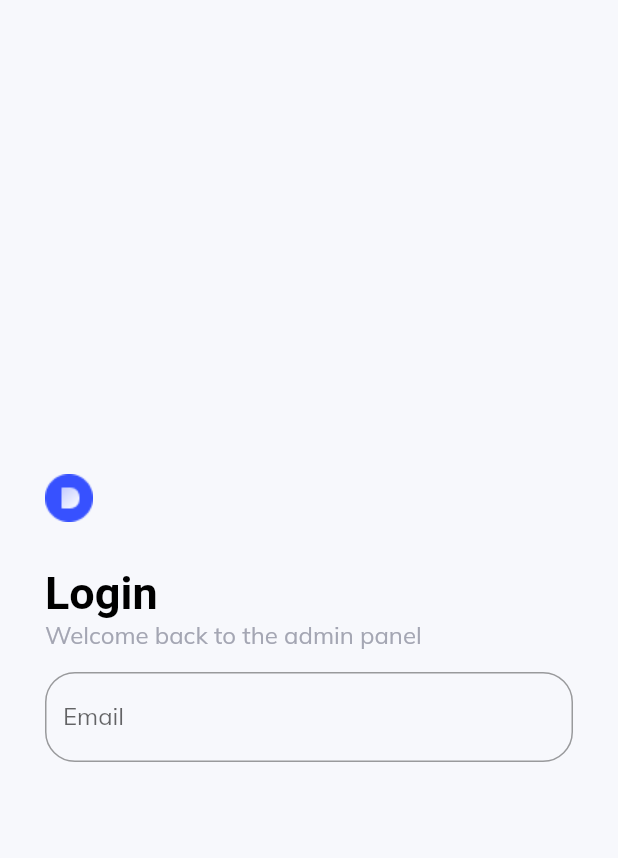
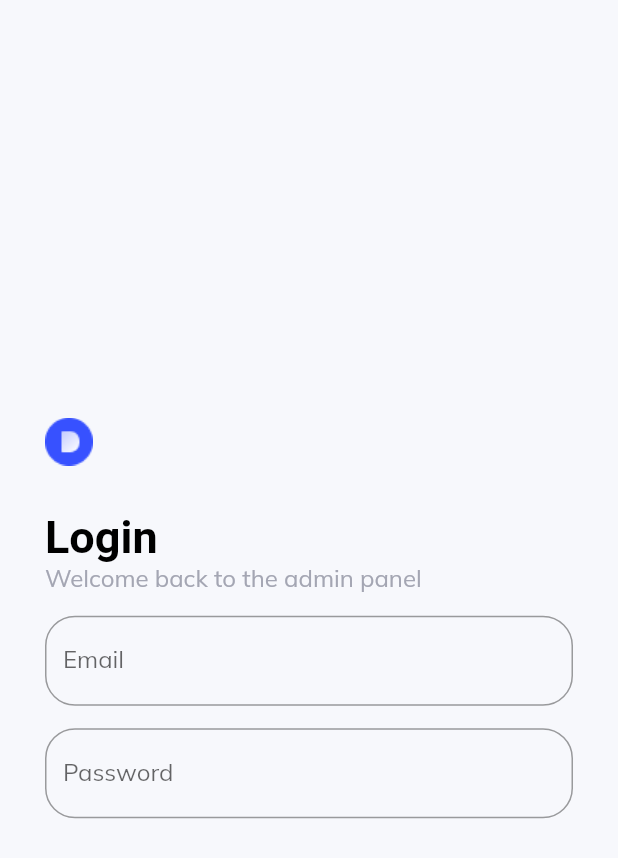
Before and after one commit to ERy03/Flutter-Web-Admin-Page, a Flutter app: the AuthenticationPage widget shown alone on an empty page, opened directly, on a phone screen of 412 x 824 dp. Shown: the top 858 px of the screen. Run offline on Flutter 3.47's test engine with Material 2 defaults, Android fonts, the phone set to English and light mode, and no system bars; our stand-ins replace charts_flutter, data_table_2, get, google_fonts.

Commit message:
password text field

```diff
--- a/lib/pages/authentication/authentication.dart
+++ b/lib/pages/authentication/authentication.dart
@@ -44,13 +44,32 @@ class AuthenticationPage extends StatelessWidget {
               ),
             ],
           ),
+
           const SizedBox(
             height: 15,
           ),
+
+          //Email Input Field
           TextField(
             decoration: InputDecoration(
               labelText: "Email",
               hintText: "user@domain.com",
+              border: OutlineInputBorder(
+                borderRadius: BorderRadius.circular(20),
+              ),
+            ),
+          ),
+
+          const SizedBox(
+            height: 15,
+          ),
+
+          //Password Input Field
+          TextField(
+            obscureText: true,
+            decoration: InputDecoration(
+              labelText: "Password",
+              hintText: "123",
               border: OutlineInputBorder(
                 borderRadius: BorderRadius.circular(20),
               ),
```
